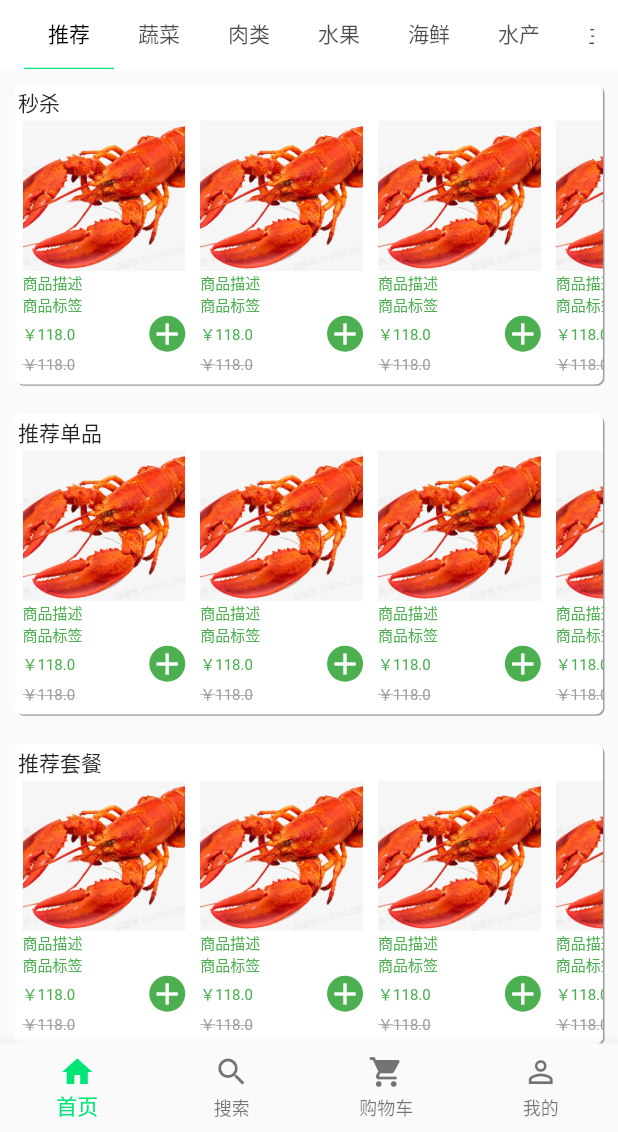
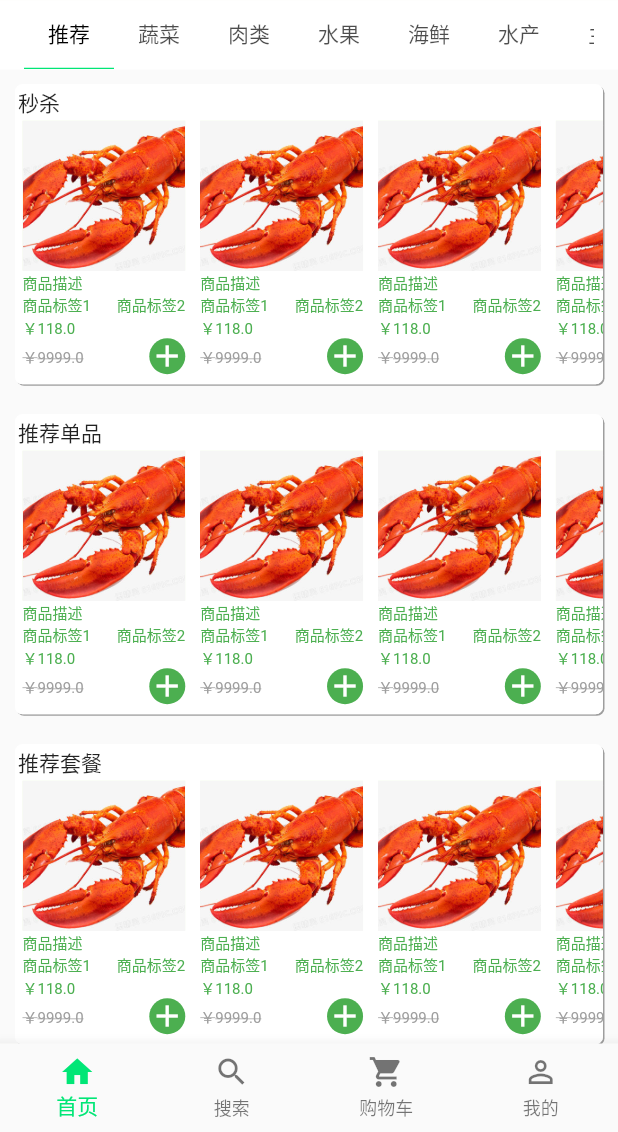
Before and after one commit to raygong1207/test, a Flutter app: the screen it shows after launch, on a phone screen of 412 x 824 dp, the part 104-1236 px from its top. Run offline on Flutter 3.47's test engine with Material 2 defaults, Android fonts, the phone set to English and light mode, and no system bars; our stand-ins replace fluttertoast.

Commit message:
add the var sting to display  for widget

```diff
--- a/bangmc/lib/common/common_widgets.dart
+++ b/bangmc/lib/common/common_widgets.dart
@@ -26,23 +26,34 @@ List itemPics = [
   "lib/res/yinliao/yinliao_pijiu_jiashibo01.jpg",
 ];
 
-List<Goods> getDataList() {
+List<Goods> getDataList(String typeSecond) {
   List<Goods> list = [];
   // double price = 0.0;
-  Goods item = new Goods();
+  print(typeSecond);
   int num1 = 0;
+  int num2 = 0;
   for (int i = 0; i < 10; i++) {
+    Goods item = new Goods();
+    item.goodsType = "蔬菜";
+    item.goodsTypeSecond = typeSecond;
     item.goodsTitle = "商品标题";
     item.goodsDesc = "商品描述";
-    item.goodsFlag = "商品标签";
+    // item.goodsFlags[0] = "商品标签1";
+    // item.goodsFlags[1] = "商品标签2";
+    item.goodsFlags.add("商品标签1");
+    item.goodsFlags.add("商品标签2");
     item.goodsPrice = 98.00;
     item.goodsPriceOrig = 9999.00;
     num1 = getRandom(0, 100);
-    print(num1);
+    num2 = getRandom(0, 5);
+    // print(num1);
     item.goodsTitle = item.goodsTitle + num1.toString();
     item.goodsPrice += num1;
+    // item.goodsPicsPath[0] = itemPics[num2];
+    item.goodsPicsPath.add(itemPics[num2]);
     list.add(item);
   }
+
   return list;
 }
 
@@ -54,7 +65,7 @@ int getRandom(int min, int max) {
 class GoodsMin extends Goods {}
 
 List<Widget> getWidgetList(BuildContext context) {
-  return getDataList().map((item) => getItemContainer(context, item)).toList();
+  // return getDataList().map((item) => getItemContainer(context, item)).toList();
 }
 
 Widget getItemContainer(BuildContext context, Goods item) {
@@ -100,7 +111,10 @@ Widget genItemContents2(BuildContext context, int flex, Goods item) {
         alignment: Alignment.bottomLeft,
         decoration: BoxDecoration(
           image: DecorationImage(
-              image: AssetImage(itemPics[getRandom(0, 4)]), fit: BoxFit.cover),
+              image: AssetImage(item.goodsPicsPath[0]), fit: BoxFit.cover),
+          // goodsPicsPath
+          // image: AssetImage(itemPics[getRandom(0, 4)]),
+          // fit: BoxFit.cover),
           color: Colors.lightGreen[50],
           // color: Colors.getGlobalColorBackgroundLv4ItemContentPage(context),
           // image:Image.asset(
@@ -128,11 +142,23 @@ Widget genItemContents2(BuildContext context, int flex, Goods item) {
         item.goodsDesc,
         style: TextStyle(color: Colors.green, fontSize: 10),
       ),
-      Text(
-        // "sdfsa",
-        item.goodsFlag,
-        style: TextStyle(color: Colors.green, fontSize: 10),
+      Row(
+        mainAxisAlignment: MainAxisAlignment.spaceBetween,
+        children: <Widget>[
+          Text(
+            // "sdfsa",
+            item.goodsFlags[0],
+            style: TextStyle(color: Colors.green, fontSize: 10),
+          ),
+          Text(
+            // "sdfsa",
+            item.goodsFlags[1],
+            // item.goodsTypeSecond,
+            style: TextStyle(color: Colors.green, fontSize: 10),
+          ),
+        ],
       ),
+
       Row(
         mainAxisAlignment: MainAxisAlignment.spaceBetween,
         children: <Widget>[
@@ -140,6 +166,52 @@ Widget genItemContents2(BuildContext context, int flex, Goods item) {
             // "sdfsa",
             item.getGoodsPrice(),
             style: TextStyle(color: Colors.green, fontSize: 10),
+          ),
+          // InkWell(
+          //   splashColor: Colors.red,
+          //   highlightColor: Colors.black,
+          //   radius: 2,
+          //   borderRadius: BorderRadius.circular(5.0),
+          //   onTap: () {
+          //     print("加入购物车");
+          //     // toast("加入购物车");
+          //   },
+          //   child: Container(
+          //     decoration: BoxDecoration(
+          //       borderRadius: BorderRadius.circular(15),
+          //       color: Colors.green,
+          //     ),
+          //     child: Icon(
+          //       Icons.add,
+          //       color: Colors.white,
+          //     ),
+          //   ),
+          // )
+
+          // IconButton(icon: Icons.book, onPressed: () {},)
+          // Text(
+          //   // "sdfsa",
+          //   item.goodsPriceOrig,
+          //   style: TextStyle(color: Colors.green, fontSize: 10),
+          // ),
+        ],
+      ),
+
+      Row(
+        mainAxisAlignment: MainAxisAlignment.spaceBetween,
+        children: <Widget>[
+          Text(
+            // "sdfsa",
+            item.getGoodsPriceOrig(),
+            // style: TextStyle(color: Colors.green, fontSize: 10),
+            style: TextStyle(
+              // color: const Color(0xffff0000),
+              decoration: TextDecoration.lineThrough,
+              // decorationColor: const Color(0xff000000),
+              fontSize: 10.0,
+              color: Colors.grey,
+              decorationColor: Colors.grey,
+            ),
           ),
           InkWell(
             splashColor: Colors.red,
@@ -169,19 +241,6 @@ Widget genItemContents2(BuildContext context, int flex, Goods item) {
           //   style: TextStyle(color: Colors.green, fontSize: 10),
           // ),
         ],
-      ),
-      Text(
-        // "sdfsa",
-        item.getGoodsPriceOrig(),
-        // style: TextStyle(color: Colors.green, fontSize: 10),
-        style: TextStyle(
-          // color: const Color(0xffff0000),
-          decoration: TextDecoration.lineThrough,
-          // decorationColor: const Color(0xff000000),
-          fontSize: 10.0,
-          color: Colors.grey,
-          decorationColor: Colors.grey,
-        ),
       ),
     ],
   ));
@@ -343,20 +402,23 @@ Widget genItemContents(BuildContext context, int flex) {
 }
 
 class GroupTab extends StatefulWidget {
-  String ClassTitle = "Tab标题0";
-  GroupTab(this.ClassTitle) {}
+  String classTitle = "标题";
+  String classTypeSecond = "类型";
+  GroupTab(this.classTitle, this.classTypeSecond); // {}
   @override
-  _GroupTabState createState() => _GroupTabState(ClassTitle: this.ClassTitle);
+  _GroupTabState createState() => _GroupTabState(
+      classTitle: this.classTitle, classTypeSecond: this.classTypeSecond);
 }
 
 class _GroupTabState extends State<GroupTab> {
-  String ClassTitle = "Tab标题1";
-  List<Goods> datas = getDataList();
+  String classTitle = "2标题2";
+  String classTypeSecond = "2类型2";
 
-  _GroupTabState({this.ClassTitle}) {}
+  _GroupTabState({this.classTitle, this.classTypeSecond}); // {}
 
   @override
   Widget build(BuildContext context) {
+    List<Goods> datas = getDataList(this.classTypeSecond);
     return Padding(
       padding: EdgeInsets.fromLTRB(10, 10, 10, 10),
       child: Container(
@@ -404,7 +466,7 @@ class _GroupTabState extends State<GroupTab> {
                             // shape: BoxShape.rectangle,
                             // borderRadius: BorderRadius.circular(5)
                           ),
-                          child: Text(this.ClassTitle),
+                          child: Text(this.classTitle),
                         ),
                       ),
                     ),
@@ -710,18 +772,18 @@ Widget getItemContainerMe(BuildContext context, String item) {
 }
 
 class GroupTabMe extends StatefulWidget {
-  String ClassTitle = "Tab标题0";
-  GroupTabMe(this.ClassTitle) {}
+  String classTitle = "Tab2标题0";
+  GroupTabMe(this.classTitle) {}
   @override
   _GroupTabMeState createState() =>
-      _GroupTabMeState(ClassTitle: this.ClassTitle);
+      _GroupTabMeState(classTitle: this.classTitle);
 }
 
 class _GroupTabMeState extends State<GroupTabMe> {
-  String ClassTitle = "Tab标题1";
+  String classTitle = "Tab3标题1";
   List<String> datas = getDataListMe();
 
-  _GroupTabMeState({this.ClassTitle}) {}
+  _GroupTabMeState({this.classTitle}) {}
 
   @override
   Widget build(BuildContext context) {
@@ -767,7 +829,7 @@ class _GroupTabMeState extends State<GroupTabMe> {
                               // borderRadius: BorderRadius.circular(5)
 
                               ),
-                          child: Text(this.ClassTitle),
+                          child: Text(this.classTitle),
                         ),
                       ),
                     ),
--- a/bangmc/lib/common/goods.dart
+++ b/bangmc/lib/common/goods.dart
@@ -1,15 +1,21 @@
 class Goods {
+  String goodsType;
+  String goodsTypeSecond;
   String goodsTitle;
   String goodsDesc;
-  String goodsFlag;
+  int goodsFlagCnt;
+  List<String> goodsFlags = [];
   double goodsPrice;
   double goodsPriceOrig;
+  double goodsCnt;
+  int goodsPicsCnt;
+  List<String> goodsPicsPath = [];
 
   String getGoodsPrice() {
     return "￥" + this.goodsPrice.toString();
   }
 
   String getGoodsPriceOrig() {
-    return "￥" + this.goodsPrice.toString();
+    return "￥" + this.goodsPriceOrig.toString();
   }
 }
--- a/bangmc/lib/pages/HomePages/HomeRecommendPage.dart
+++ b/bangmc/lib/pages/HomePages/HomeRecommendPage.dart
@@ -31,9 +31,9 @@ class _HomeRecommendPageState extends State<HomeRecommendPage> {
           itemBuilder: (BuildContext context, int index) {
             return Column(
               children: <Widget>[
-                GroupTab("秒杀"),
-                GroupTab("推荐单品"),
-                GroupTab("推荐套餐"),
+                GroupTab("秒杀", "秒杀"),
+                GroupTab("推荐单品", "推荐单品"),
+                GroupTab("推荐套餐", "推荐套餐"),
               ],
             );
           }),
```
Also changed, not shown: bangmc/lib/pages/HomePages/HomeVegetables.dart (+4 -4 lines).
